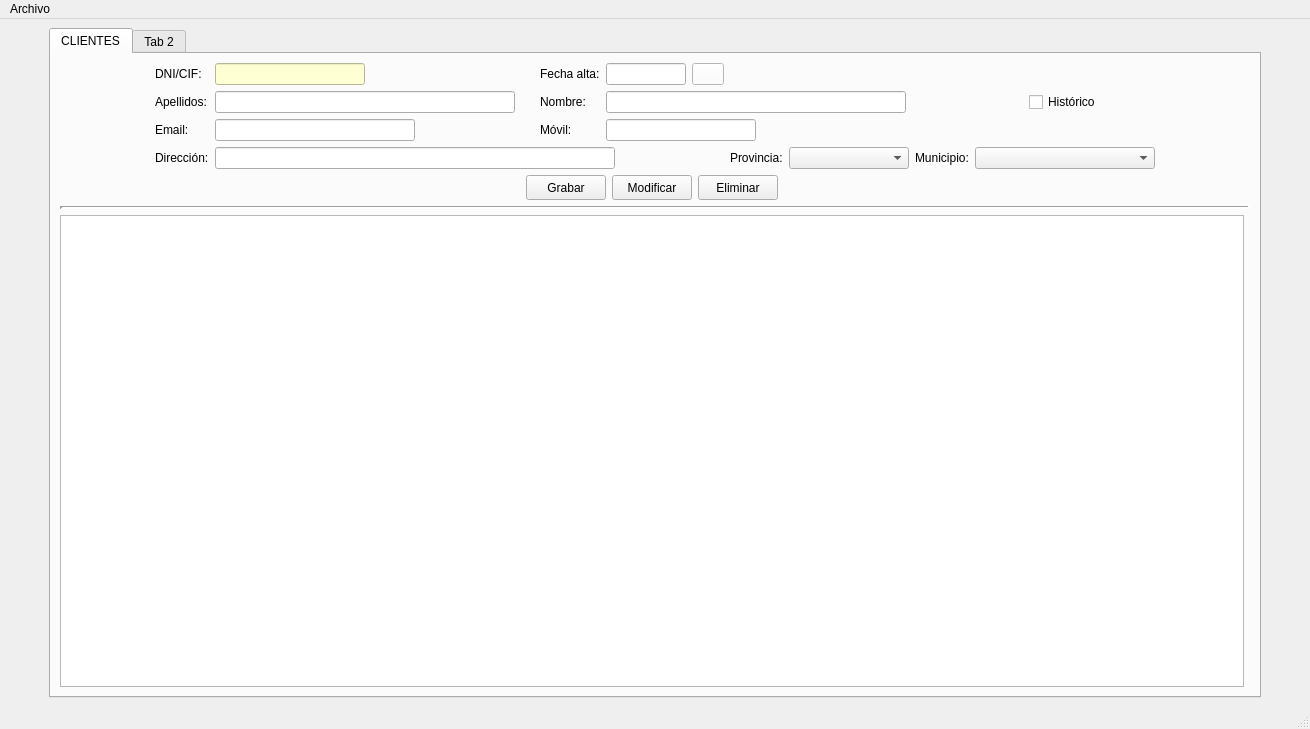
This is templates/venPrincipal.ui in yelkov/ProyectoDI as Qt 5 draws it before an edit. The edited form follows.
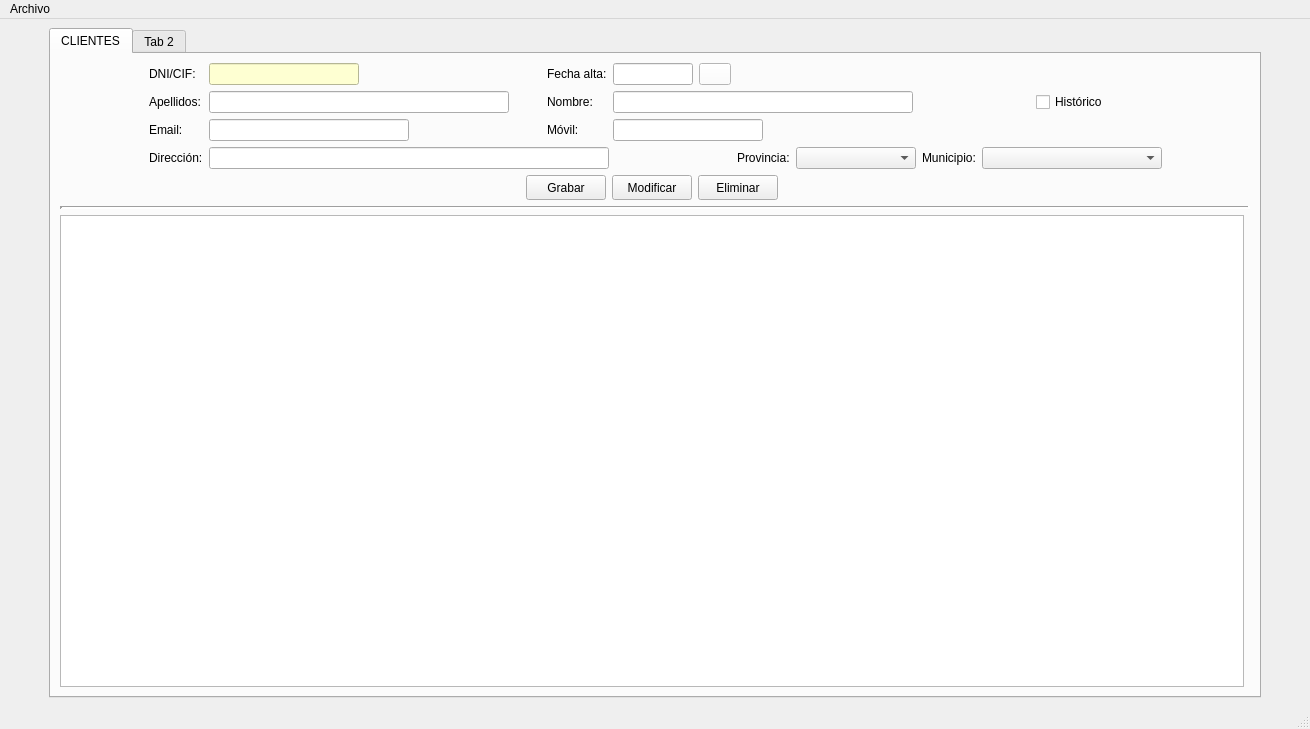
This is the edited form. Icons and pictures are not drawn.

Diff of the .ui file:
```diff
--- a/templates/venPrincipal.ui
+++ b/templates/venPrincipal.ui
@@ -164,13 +164,114 @@
         </item>
         <item row="0" column="0" colspan="2">
          <layout class="QGridLayout" name="gridLayout">
-          <item row="1" column="10" alignment="Qt::AlignHCenter">
-           <widget class="QCheckBox" name="chkHistoriacli">
+          <item row="0" column="7">
+           <widget class="QPushButton" name="btnCalendarcli">
+            <property name="minimumSize">
+             <size>
+              <width>20</width>
+              <height>20</height>
+             </size>
+            </property>
+            <property name="maximumSize">
+             <size>
+              <width>32</width>
+              <height>16777215</height>
+             </size>
+            </property>
+            <property name="styleSheet">
+             <string notr="true">background-color : rgb(255, 255, 255)</string>
+            </property>
             <property name="text">
-             <string>Histórico</string>
+             <string/>
             </property>
            </widget>
           </item>
+          <item row="1" column="12">
+           <spacer name="horizontalSpacer_7">
+            <property name="orientation">
+             <enum>Qt::Horizontal</enum>
+            </property>
+            <property name="sizeHint" stdset="0">
+             <size>
+              <width>40</width>
+              <height>20</height>
+             </size>
+            </property>
+           </spacer>
+          </item>
+          <item row="0" column="5">
+           <widget class="QLabel" name="lblAltacli">
+            <property name="sizePolicy">
+             <sizepolicy hsizetype="Fixed" vsizetype="Fixed">
+              <horstretch>0</horstretch>
+              <verstretch>0</verstretch>
+             </sizepolicy>
+            </property>
+            <property name="text">
+             <string>Fecha alta:</string>
+            </property>
+           </widget>
+          </item>
+          <item row="0" column="6">
+           <widget class="QLineEdit" name="txtAltacli">
+            <property name="enabled">
+             <bool>true</bool>
+            </property>
+            <property name="sizePolicy">
+             <sizepolicy hsizetype="Fixed" vsizetype="Fixed">
+              <horstretch>0</horstretch>
+              <verstretch>0</verstretch>
+             </sizepolicy>
+            </property>
+            <property name="minimumSize">
+             <size>
+              <width>80</width>
+              <height>0</height>
+             </size>
+            </property>
+            <property name="maximumSize">
+             <size>
+              <width>80</width>
+              <height>16777215</height>
+             </size>
+            </property>
+            <property name="alignment">
+             <set>Qt::AlignCenter</set>
+            </property>
+           </widget>
+          </item>
+          <item row="1" column="4">
+           <spacer name="horizontalSpacer">
+            <property name="orientation">
+             <enum>Qt::Horizontal</enum>
+            </property>
+            <property name="sizeType">
+             <enum>QSizePolicy::Fixed</enum>
+            </property>
+            <property name="sizeHint" stdset="0">
+             <size>
+              <width>13</width>
+              <height>20</height>
+             </size>
+            </property>
+           </spacer>
+          </item>
+          <item row="0" column="4">
+           <spacer name="horizontalSpacer_10">
+            <property name="orientation">
+             <enum>Qt::Horizontal</enum>
+            </property>
+            <property name="sizeType">
+             <enum>QSizePolicy::Fixed</enum>
+            </property>
+            <property name="sizeHint" stdset="0">
+             <size>
+              <width>13</width>
+              <height>20</height>
+             </size>
+            </property>
+           </spacer>
+          </item>
           <item row="0" column="2">
            <widget class="QLineEdit" name="txtDnicli">
             <property name="minimumSize">
@@ -203,80 +304,10 @@
             </property>
            </spacer>
           </item>
-          <item row="1" column="3">
-           <spacer name="horizontalSpacer">
-            <property name="orientation">
-             <enum>Qt::Horizontal</enum>
-            </property>
-            <property name="sizeType">
-             <enum>QSizePolicy::Fixed</enum>
-            </property>
-            <property name="sizeHint" stdset="0">
-             <size>
-              <width>13</width>
-              <height>20</height>
-             </size>
-            </property>
-           </spacer>
-          </item>
-          <item row="0" column="3">
-           <spacer name="horizontalSpacer_10">
-            <property name="orientation">
-             <enum>Qt::Horizontal</enum>
-            </property>
-            <property name="sizeType">
-             <enum>QSizePolicy::Fixed</enum>
-            </property>
-            <property name="sizeHint" stdset="0">
-             <size>
-              <width>13</width>
-              <height>20</height>
-             </size>
-            </property>
-           </spacer>
-          </item>
-          <item row="1" column="2">
-           <widget class="QLineEdit" name="txtLineEditcli_2">
-            <property name="sizePolicy">
-             <sizepolicy hsizetype="Fixed" vsizetype="Fixed">
-              <horstretch>0</horstretch>
-              <verstretch>0</verstretch>
-             </sizepolicy>
-            </property>
-            <property name="minimumSize">
-             <size>
-              <width>300</width>
-              <height>0</height>
-             </size>
-            </property>
-            <property name="maximumSize">
-             <size>
-              <width>300</width>
-              <height>16777215</height>
-             </size>
-            </property>
-           </widget>
-          </item>
-          <item row="3" column="9">
-           <widget class="QLabel" name="lblMunicli">
-            <property name="sizePolicy">
-             <sizepolicy hsizetype="Fixed" vsizetype="Fixed">
-              <horstretch>0</horstretch>
-              <verstretch>0</verstretch>
-             </sizepolicy>
-            </property>
+          <item row="1" column="11" alignment="Qt::AlignHCenter">
+           <widget class="QCheckBox" name="chkHistoriacli">
             <property name="text">
-             <string>Municipio:</string>
-            </property>
-           </widget>
-          </item>
-          <item row="3" column="8">
-           <widget class="QComboBox" name="cmbProvcli">
-            <property name="minimumSize">
-             <size>
-              <width>120</width>
-              <height>0</height>
-             </size>
+             <string>Histórico</string>
             </property>
            </widget>
           </item>
@@ -293,7 +324,42 @@
             </property>
            </widget>
           </item>
-          <item row="3" column="7">
+          <item row="3" column="10">
+           <widget class="QLabel" name="lblMunicli">
+            <property name="sizePolicy">
+             <sizepolicy hsizetype="Fixed" vsizetype="Fixed">
+              <horstretch>0</horstretch>
+              <verstretch>0</verstretch>
+             </sizepolicy>
+            </property>
+            <property name="text">
+             <string>Municipio:</string>
+            </property>
+           </widget>
+          </item>
+          <item row="1" column="2">
+           <widget class="QLineEdit" name="txtLineEditcli_2">
+            <property name="sizePolicy">
+             <sizepolicy hsizetype="Fixed" vsizetype="Fixed">
+              <horstretch>0</horstretch>
+              <verstretch>0</verstretch>
+             </sizepolicy>
+            </property>
+            <property name="minimumSize">
+             <size>
+              <width>300</width>
+              <height>0</height>
+             </size>
+            </property>
+            <property name="maximumSize">
+             <size>
+              <width>300</width>
+              <height>16777215</height>
+             </size>
+            </property>
+           </widget>
+          </item>
+          <item row="3" column="8">
            <widget class="QLabel" name="lblProvcli">
             <property name="sizePolicy">
              <sizepolicy hsizetype="Fixed" vsizetype="Fixed">
@@ -306,23 +372,17 @@
             </property>
            </widget>
           </item>
-          <item row="3" column="2" colspan="4">
-           <widget class="QLineEdit" name="txtDircli">
+          <item row="3" column="9">
+           <widget class="QComboBox" name="cmbProvcli">
             <property name="minimumSize">
              <size>
-              <width>400</width>
+              <width>120</width>
               <height>0</height>
              </size>
             </property>
-            <property name="maximumSize">
-             <size>
-              <width>400</width>
-              <height>16777215</height>
-             </size>
-            </property>
            </widget>
           </item>
-          <item row="2" column="4">
+          <item row="2" column="5">
            <widget class="QLabel" name="lblMovilcli">
             <property name="sizePolicy">
              <sizepolicy hsizetype="Fixed" vsizetype="Fixed">
@@ -357,7 +417,7 @@
             </property>
            </widget>
           </item>
-          <item row="3" column="6">
+          <item row="3" column="7">
            <spacer name="horizontalSpacer_3">
             <property name="orientation">
              <enum>Qt::Horizontal</enum>
@@ -373,7 +433,23 @@
             </property>
            </spacer>
           </item>
-          <item row="2" column="5" colspan="4">
+          <item row="3" column="2" colspan="5">
+           <widget class="QLineEdit" name="txtDircli">
+            <property name="minimumSize">
+             <size>
+              <width>400</width>
+              <height>0</height>
+             </size>
+            </property>
+            <property name="maximumSize">
+             <size>
+              <width>400</width>
+              <height>16777215</height>
+             </size>
+            </property>
+           </widget>
+          </item>
+          <item row="2" column="6" colspan="4">
            <widget class="QLineEdit" name="txtMovilcli">
             <property name="enabled">
              <bool>true</bool>
@@ -398,20 +474,7 @@
             </property>
            </widget>
           </item>
-          <item row="0" column="1">
-           <widget class="QLabel" name="lblDnicli">
-            <property name="sizePolicy">
-             <sizepolicy hsizetype="Fixed" vsizetype="Fixed">
-              <horstretch>0</horstretch>
-              <verstretch>0</verstretch>
-             </sizepolicy>
-            </property>
-            <property name="text">
-             <string>DNI/CIF:</string>
-            </property>
-           </widget>
-          </item>
-          <item row="3" column="10">
+          <item row="3" column="11">
            <widget class="QComboBox" name="cmbMunicli">
             <property name="minimumSize">
              <size>
@@ -421,23 +484,7 @@
             </property>
            </widget>
           </item>
-          <item row="1" column="5" colspan="5">
-           <widget class="QLineEdit" name="txtNomcli">
-            <property name="sizePolicy">
-             <sizepolicy hsizetype="Fixed" vsizetype="Fixed">
-              <horstretch>0</horstretch>
-              <verstretch>0</verstretch>
-             </sizepolicy>
-            </property>
-            <property name="minimumSize">
-             <size>
-              <width>300</width>
-              <height>0</height>
-             </size>
-            </property>
-           </widget>
-          </item>
-          <item row="2" column="3">
+          <item row="2" column="4">
            <spacer name="horizontalSpacer_2">
             <property name="orientation">
              <enum>Qt::Horizontal</enum>
@@ -453,6 +500,48 @@
             </property>
            </spacer>
           </item>
+          <item row="0" column="1">
+           <widget class="QLabel" name="lblDnicli">
+            <property name="sizePolicy">
+             <sizepolicy hsizetype="Fixed" vsizetype="Fixed">
+              <horstretch>0</horstretch>
+              <verstretch>0</verstretch>
+             </sizepolicy>
+            </property>
+            <property name="text">
+             <string>DNI/CIF:</string>
+            </property>
+           </widget>
+          </item>
+          <item row="1" column="6" colspan="5">
+           <widget class="QLineEdit" name="txtNomcli">
+            <property name="sizePolicy">
+             <sizepolicy hsizetype="Fixed" vsizetype="Fixed">
+              <horstretch>0</horstretch>
+              <verstretch>0</verstretch>
+             </sizepolicy>
+            </property>
+            <property name="minimumSize">
+             <size>
+              <width>300</width>
+              <height>0</height>
+             </size>
+            </property>
+           </widget>
+          </item>
+          <item row="1" column="5">
+           <widget class="QLabel" name="lblNomcli">
+            <property name="sizePolicy">
+             <sizepolicy hsizetype="Fixed" vsizetype="Fixed">
+              <horstretch>0</horstretch>
+              <verstretch>0</verstretch>
+             </sizepolicy>
+            </property>
+            <property name="text">
+             <string>Nombre:</string>
+            </property>
+           </widget>
+          </item>
           <item row="2" column="1">
            <widget class="QLabel" name="lblEmailcli">
             <property name="sizePolicy">
@@ -466,19 +555,6 @@
             </property>
            </widget>
           </item>
-          <item row="1" column="4">
-           <widget class="QLabel" name="lblNomcli">
-            <property name="sizePolicy">
-             <sizepolicy hsizetype="Fixed" vsizetype="Fixed">
-              <horstretch>0</horstretch>
-              <verstretch>0</verstretch>
-             </sizepolicy>
-            </property>
-            <property name="text">
-             <string>Nombre:</string>
-            </property>
-           </widget>
-          </item>
           <item row="1" column="1">
            <widget class="QLabel" name="lblApelcli">
             <property name="sizePolicy">
@@ -492,77 +568,14 @@
             </property>
            </widget>
           </item>
-          <item row="1" column="11">
-           <spacer name="horizontalSpacer_7">
-            <property name="orientation">
-             <enum>Qt::Horizontal</enum>
-            </property>
-            <property name="sizeHint" stdset="0">
-             <size>
-              <width>40</width>
-              <height>20</height>
-             </size>
-            </property>
-           </spacer>
-          </item>
-          <item row="0" column="4">
-           <widget class="QLabel" name="lblAltacli">
-            <property name="sizePolicy">
-             <sizepolicy hsizetype="Fixed" vsizetype="Fixed">
-              <horstretch>0</horstretch>
-              <verstretch>0</verstretch>
-             </sizepolicy>
-            </property>
-            <property name="text">
-             <string>Fecha alta:</string>
-            </property>
-           </widget>
-          </item>
-          <item row="0" column="5">
-           <widget class="QLineEdit" name="txtAltacli">
-            <property name="enabled">
-             <bool>true</bool>
-            </property>
-            <property name="sizePolicy">
-             <sizepolicy hsizetype="Fixed" vsizetype="Fixed">
-              <horstretch>0</horstretch>
-              <verstretch>0</verstretch>
-             </sizepolicy>
-            </property>
-            <property name="minimumSize">
-             <size>
-              <width>80</width>
-              <height>0</height>
-             </size>
-            </property>
+          <item row="0" column="3">
+           <widget class="QLabel" name="lblTickcli">
             <property name="maximumSize">
-             <size>
-              <width>80</width>
-              <height>16777215</height>
-             </size>
-            </property>
-            <property name="alignment">
-             <set>Qt::AlignCenter</set>
-            </property>
-           </widget>
-          </item>
-          <item row="0" column="6">
-           <widget class="QPushButton" name="btnCalendarcli">
-            <property name="minimumSize">
              <size>
               <width>20</width>
               <height>20</height>
              </size>
             </property>
-            <property name="maximumSize">
-             <size>
-              <width>32</width>
-              <height>16777215</height>
-             </size>
-            </property>
-            <property name="styleSheet">
-             <string notr="true">background-color : rgb(255, 255, 255)</string>
-            </property>
             <property name="text">
              <string/>
             </property>
```
Left out of the diff: 72 changed lines with no effect on the pictures.
